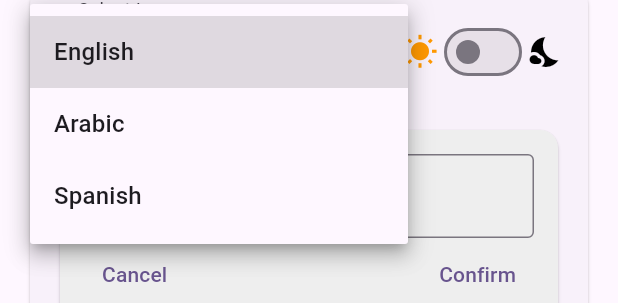
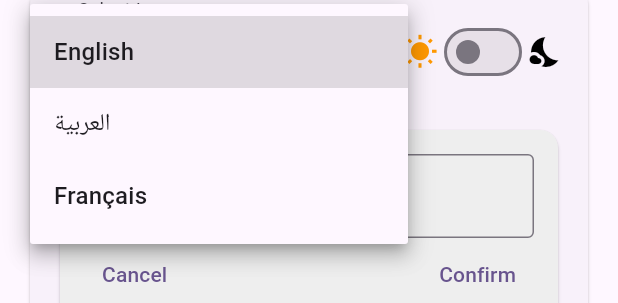
Before and after one commit to mahmoud-joumaa/Franz, a Flutter app: the SettingsScreen widget shown alone on an empty page, opened directly, after a tap on "English", on a phone screen of 412 x 824 dp. Shown: the part 224-527 px from the top of the screen. Run offline on Flutter 3.47's test engine with Material 3 defaults, Android fonts, the phone set to English and light mode, and no system bars; our stand-ins replace audioplayers, file_picker, flutter_spinkit, material_design_icons_flutter, smooth_page_indicator; missing offline and left inert: amplify_auth_cognito, amplify_flutter, flutter_pdfview, record; network calls fail.

Commit message:
Temp Changes

```diff
--- a/lib/pages/home/home.dart
+++ b/lib/pages/home/home.dart
@@ -10,6 +10,12 @@ import 'package:franz/pages/home/contact.dart';
 import 'package:franz/pages/home/settings.dart';
 import 'package:franz/pages/home/transcribe.dart';
 import 'package:franz/pages/home/new_transcription.dart';
+
+// Logged in user start ===========================================================================
+class User {
+  abstract user;
+}
+// Logged in user end =============================================================================
 
 class MyHomePage extends StatefulWidget {
   const MyHomePage({super.key, required this.title});
--- a/lib/pages/home/settings.dart
+++ b/lib/pages/home/settings.dart
@@ -73,8 +73,8 @@ class _SettingsScreenState extends State<SettingsScreen> {
                               },
                               items: <String>[
                                 'English',
-                                'Arabic',
-                                'Spanish'
+                                'العربية',
+                                'Français'
                               ].map<DropdownMenuItem<String>>((String value) {
                                 return DropdownMenuItem<String>(
                                   value: value,
```
